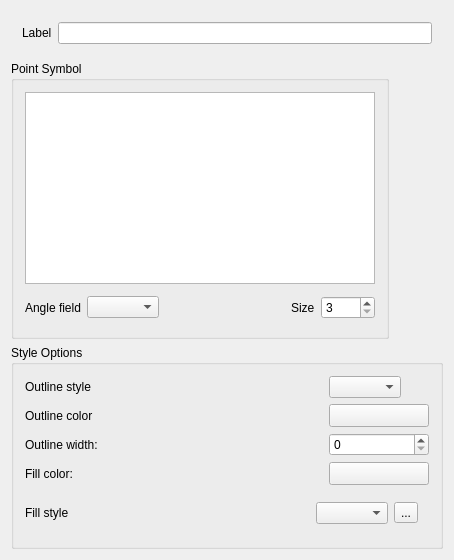
The window that branches/renderer/src/ui/qgssinglesymboldialogbase.ui (stopa85/Quantum-GIS) describes before a commit, drawn with Qt 5.
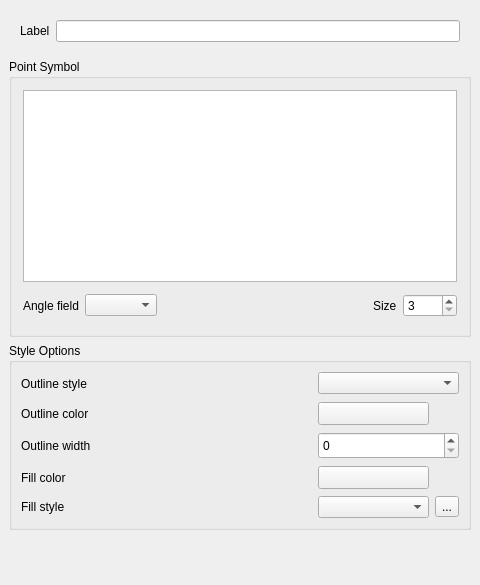
The same window after the commit. Custom widgets are drawn as their Qt base class.

Commit message: Cleanup to layout of single symbol renderer

What changed in the file:
```diff
--- a/branches/renderer/src/ui/qgssinglesymboldialogbase.ui
+++ b/branches/renderer/src/ui/qgssinglesymboldialogbase.ui
@@ -5,8 +5,8 @@
    <rect>
     <x>0</x>
     <y>0</y>
-    <width>395</width>
-    <height>506</height>
+    <width>480</width>
+    <height>585</height>
    </rect>
   </property>
   <property name="sizePolicy" >
@@ -22,11 +22,256 @@
   </property>
   <layout class="QGridLayout" >
    <property name="margin" >
-    <number>11</number>
+    <number>9</number>
    </property>
    <property name="spacing" >
     <number>6</number>
    </property>
+   <item row="2" column="0" >
+    <widget class="QGroupBox" name="groupBox_3" >
+     <property name="sizePolicy" >
+      <sizepolicy>
+       <hsizetype>7</hsizetype>
+       <vsizetype>0</vsizetype>
+       <horstretch>0</horstretch>
+       <verstretch>0</verstretch>
+      </sizepolicy>
+     </property>
+     <property name="title" >
+      <string>Style Options</string>
+     </property>
+     <layout class="QGridLayout" >
+      <property name="margin" >
+       <number>9</number>
+      </property>
+      <property name="spacing" >
+       <number>6</number>
+      </property>
+      <item row="4" column="3" >
+       <widget class="QToolButton" name="toolSelectTexture" >
+        <property name="text" >
+         <string>...</string>
+        </property>
+       </widget>
+      </item>
+      <item row="4" column="2" >
+       <widget class="QComboBox" name="cboFillStyle" />
+      </item>
+      <item row="0" column="0" >
+       <widget class="QLabel" name="outlinecolorlabel_2" >
+        <property name="text" >
+         <string>Outline style</string>
+        </property>
+        <property name="buddy" >
+         <cstring>cboOutlineStyle</cstring>
+        </property>
+       </widget>
+      </item>
+      <item row="1" column="0" >
+       <widget class="QLabel" name="outlinecolorlabel" >
+        <property name="text" >
+         <string>Outline color</string>
+        </property>
+        <property name="buddy" >
+         <cstring>btnOutlineColor</cstring>
+        </property>
+       </widget>
+      </item>
+      <item row="2" column="0" >
+       <widget class="QLabel" name="outlinewidthlabel" >
+        <property name="text" >
+         <string>Outline width</string>
+        </property>
+        <property name="buddy" >
+         <cstring>outlinewidthspinbox</cstring>
+        </property>
+       </widget>
+      </item>
+      <item row="3" column="0" >
+       <widget class="QLabel" name="fillcolorlabel" >
+        <property name="text" >
+         <string>Fill color</string>
+        </property>
+        <property name="buddy" >
+         <cstring>btnFillColor</cstring>
+        </property>
+       </widget>
+      </item>
+      <item row="4" column="0" >
+       <widget class="QLabel" name="fillcolorlabel_2" >
+        <property name="text" >
+         <string>Fill style</string>
+        </property>
+        <property name="buddy" >
+         <cstring>cboFillStyle</cstring>
+        </property>
+       </widget>
+      </item>
+      <item row="4" column="1" >
+       <spacer>
+        <property name="orientation" >
+         <enum>Qt::Horizontal</enum>
+        </property>
+        <property name="sizeHint" >
+         <size>
+          <width>40</width>
+          <height>20</height>
+         </size>
+        </property>
+       </spacer>
+      </item>
+      <item row="3" column="1" >
+       <spacer>
+        <property name="orientation" >
+         <enum>Qt::Horizontal</enum>
+        </property>
+        <property name="sizeType" >
+         <enum>QSizePolicy::Expanding</enum>
+        </property>
+        <property name="sizeHint" >
+         <size>
+          <width>221</width>
+          <height>25</height>
+         </size>
+        </property>
+       </spacer>
+      </item>
+      <item row="2" column="1" >
+       <spacer>
+        <property name="orientation" >
+         <enum>Qt::Horizontal</enum>
+        </property>
+        <property name="sizeType" >
+         <enum>QSizePolicy::Expanding</enum>
+        </property>
+        <property name="sizeHint" >
+         <size>
+          <width>191</width>
+          <height>27</height>
+         </size>
+        </property>
+       </spacer>
+      </item>
+      <item row="1" column="1" >
+       <spacer>
+        <property name="orientation" >
+         <enum>Qt::Horizontal</enum>
+        </property>
+        <property name="sizeType" >
+         <enum>QSizePolicy::Expanding</enum>
+        </property>
+        <property name="sizeHint" >
+         <size>
+          <width>191</width>
+          <height>25</height>
+         </size>
+        </property>
+       </spacer>
+      </item>
+      <item row="0" column="1" >
+       <spacer>
+        <property name="orientation" >
+         <enum>Qt::Horizontal</enum>
+        </property>
+        <property name="sizeHint" >
+         <size>
+          <width>191</width>
+          <height>23</height>
+         </size>
+        </property>
+       </spacer>
+      </item>
+      <item row="0" column="2" colspan="2" >
+       <widget class="QComboBox" name="cboOutlineStyle" >
+        <property name="sizePolicy" >
+         <sizepolicy>
+          <hsizetype>7</hsizetype>
+          <vsizetype>0</vsizetype>
+          <horstretch>0</horstretch>
+          <verstretch>0</verstretch>
+         </sizepolicy>
+        </property>
+       </widget>
+      </item>
+      <item row="1" column="2" >
+       <widget class="QgsColorButton" name="btnOutlineColor" >
+        <property name="sizePolicy" >
+         <sizepolicy>
+          <hsizetype>7</hsizetype>
+          <vsizetype>0</vsizetype>
+          <horstretch>0</horstretch>
+          <verstretch>0</verstretch>
+         </sizepolicy>
+        </property>
+        <property name="minimumSize" >
+         <size>
+          <width>100</width>
+          <height>0</height>
+         </size>
+        </property>
+        <property name="text" >
+         <string/>
+        </property>
+       </widget>
+      </item>
+      <item row="2" column="2" colspan="2" >
+       <widget class="QSpinBox" name="outlinewidthspinbox" >
+        <property name="sizePolicy" >
+         <sizepolicy>
+          <hsizetype>7</hsizetype>
+          <vsizetype>0</vsizetype>
+          <horstretch>0</horstretch>
+          <verstretch>0</verstretch>
+         </sizepolicy>
+        </property>
+        <property name="maximumSize" >
+         <size>
+          <width>99999</width>
+          <height>32767</height>
+         </size>
+        </property>
+        <property name="minimum" >
+         <number>0</number>
+        </property>
+       </widget>
+      </item>
+      <item row="3" column="2" >
+       <widget class="QgsColorButton" name="btnFillColor" >
+        <property name="sizePolicy" >
+         <sizepolicy>
+          <hsizetype>7</hsizetype>
+          <vsizetype>0</vsizetype>
+          <horstretch>0</horstretch>
+          <verstretch>0</verstretch>
+         </sizepolicy>
+        </property>
+        <property name="minimumSize" >
+         <size>
+          <width>100</width>
+          <height>0</height>
+         </size>
+        </property>
+        <property name="text" >
+         <string/>
+        </property>
+       </widget>
+      </item>
+     </layout>
+    </widget>
+   </item>
+   <item row="3" column="0" >
+    <spacer>
+     <property name="orientation" >
+      <enum>Qt::Vertical</enum>
+     </property>
+     <property name="sizeHint" >
+      <size>
+       <width>458</width>
+       <height>16</height>
+      </size>
+     </property>
+    </spacer>
+   </item>
    <item row="0" column="0" >
     <layout class="QHBoxLayout" >
      <property name="margin" >
@@ -67,7 +312,7 @@
     <widget class="QGroupBox" name="mGroupPoint" >
      <property name="sizePolicy" >
       <sizepolicy>
-       <hsizetype>0</hsizetype>
+       <hsizetype>7</hsizetype>
        <vsizetype>0</vsizetype>
        <horstretch>0</horstretch>
        <verstretch>0</verstretch>
@@ -112,7 +357,7 @@
         </property>
        </widget>
       </item>
-      <item row="1" column="1">
+      <item row="1" column="1" >
        <widget class="QComboBox" name="mAngleClassificationComboBox" >
         <property name="minimumSize" >
          <size>
@@ -167,261 +412,6 @@
      </layout>
     </widget>
    </item>
-   <item row="2" column="0" >
-    <widget class="QGroupBox" name="groupBox_3" >
-     <property name="sizePolicy" >
-      <sizepolicy>
-       <hsizetype>0</hsizetype>
-       <vsizetype>0</vsizetype>
-       <horstretch>0</horstretch>
-       <verstretch>0</verstretch>
-      </sizepolicy>
-     </property>
-     <property name="title" >
-      <string>Style Options</string>
-     </property>
-     <layout class="QGridLayout" >
-      <property name="margin" >
-       <number>11</number>
-      </property>
-      <property name="spacing" >
-       <number>6</number>
-      </property>
-      <item row="0" column="0" colspan="2" >
-       <widget class="QLabel" name="outlinecolorlabel_2" >
-        <property name="text" >
-         <string>Outline style</string>
-        </property>
-        <property name="buddy" >
-         <cstring>btnOutlineColor</cstring>
-        </property>
-       </widget>
-      </item>
-      <item row="0" column="2" colspan="2" >
-       <spacer>
-        <property name="orientation" >
-         <enum>Qt::Horizontal</enum>
-        </property>
-        <property name="sizeHint" >
-         <size>
-          <width>161</width>
-          <height>20</height>
-         </size>
-        </property>
-       </spacer>
-      </item>
-      <item row="0" column="4" >
-       <widget class="QComboBox" name="cboOutlineStyle" >
-        <property name="sizePolicy" >
-         <sizepolicy>
-          <hsizetype>0</hsizetype>
-          <vsizetype>0</vsizetype>
-          <horstretch>0</horstretch>
-          <verstretch>0</verstretch>
-         </sizepolicy>
-        </property>
-       </widget>
-      </item>
-      <item row="1" column="0" colspan="2" >
-       <widget class="QLabel" name="outlinecolorlabel" >
-        <property name="text" >
-         <string>Outline color</string>
-        </property>
-        <property name="buddy" >
-         <cstring>btnOutlineColor</cstring>
-        </property>
-       </widget>
-      </item>
-      <item row="1" column="2" colspan="2" >
-       <spacer>
-        <property name="orientation" >
-         <enum>Qt::Horizontal</enum>
-        </property>
-        <property name="sizeType" >
-         <enum>QSizePolicy::Expanding</enum>
-        </property>
-        <property name="sizeHint" >
-         <size>
-          <width>116</width>
-          <height>16</height>
-         </size>
-        </property>
-       </spacer>
-      </item>
-      <item row="1" column="4" >
-       <widget class="QgsColorButton" name="btnOutlineColor" >
-        <property name="sizePolicy" >
-         <sizepolicy>
-          <hsizetype>0</hsizetype>
-          <vsizetype>0</vsizetype>
-          <horstretch>0</horstretch>
-          <verstretch>0</verstretch>
-         </sizepolicy>
-        </property>
-        <property name="minimumSize" >
-         <size>
-          <width>100</width>
-          <height>0</height>
-         </size>
-        </property>
-        <property name="text" >
-         <string/>
-        </property>
-       </widget>
-      </item>
-      <item row="2" column="0" colspan="2" >
-       <widget class="QLabel" name="outlinewidthlabel" >
-        <property name="text" >
-         <string>Outline width:</string>
-        </property>
-        <property name="buddy" >
-         <cstring>outlinewidthspinbox</cstring>
-        </property>
-       </widget>
-      </item>
-      <item row="2" column="2" colspan="2" >
-       <spacer>
-        <property name="orientation" >
-         <enum>Qt::Horizontal</enum>
-        </property>
-        <property name="sizeType" >
-         <enum>QSizePolicy::Expanding</enum>
-        </property>
-        <property name="sizeHint" >
-         <size>
-          <width>201</width>
-          <height>16</height>
-         </size>
-        </property>
-       </spacer>
-      </item>
-      <item row="2" column="4" >
-       <widget class="QSpinBox" name="outlinewidthspinbox" >
-        <property name="sizePolicy" >
-         <sizepolicy>
-          <hsizetype>0</hsizetype>
-          <vsizetype>0</vsizetype>
-          <horstretch>0</horstretch>
-          <verstretch>0</verstretch>
-         </sizepolicy>
-        </property>
-        <property name="maximumSize" >
-         <size>
-          <width>99999</width>
-          <height>32767</height>
-         </size>
-        </property>
-        <property name="minimum" >
-         <number>0</number>
-        </property>
-       </widget>
-      </item>
-      <item row="3" column="0" >
-       <widget class="QLabel" name="fillcolorlabel" >
-        <property name="text" >
-         <string>Fill color:</string>
-        </property>
-        <property name="buddy" >
-         <cstring>btnFillColor</cstring>
-        </property>
-       </widget>
-      </item>
-      <item row="3" column="1" colspan="3" >
-       <spacer>
-        <property name="orientation" >
-         <enum>Qt::Horizontal</enum>
-        </property>
-        <property name="sizeType" >
-         <enum>QSizePolicy::Expanding</enum>
-        </property>
-        <property name="sizeHint" >
-         <size>
-          <width>138</width>
-          <height>16</height>
-         </size>
-        </property>
-       </spacer>
-      </item>
-      <item row="3" column="4" >
-       <widget class="QgsColorButton" name="btnFillColor" >
-        <property name="sizePolicy" >
-         <sizepolicy>
-          <hsizetype>0</hsizetype>
-          <vsizetype>0</vsizetype>
-          <horstretch>0</horstretch>
-          <verstretch>0</verstretch>
-         </sizepolicy>
-        </property>
-        <property name="minimumSize" >
-         <size>
-          <width>100</width>
-          <height>0</height>
-         </size>
-        </property>
-        <property name="text" >
-         <string/>
-        </property>
-       </widget>
-      </item>
-      <item row="4" column="0" >
-       <widget class="QLabel" name="fillcolorlabel_2" >
-        <property name="text" >
-         <string>Fill style</string>
-        </property>
-        <property name="buddy" >
-         <cstring>btnFillColor</cstring>
-        </property>
-       </widget>
-      </item>
-      <item row="4" column="2" >
-       <spacer>
-        <property name="orientation" >
-         <enum>Qt::Horizontal</enum>
-        </property>
-        <property name="sizeHint" >
-         <size>
-          <width>40</width>
-          <height>20</height>
-         </size>
-        </property>
-       </spacer>
-      </item>
-      <item row="4" column="3" colspan="2" >
-       <layout class="QHBoxLayout" >
-        <property name="margin" >
-         <number>11</number>
-        </property>
-        <property name="spacing" >
-         <number>6</number>
-        </property>
-        <item>
-         <widget class="QComboBox" name="cboFillStyle" />
-        </item>
-        <item>
-         <widget class="QToolButton" name="toolSelectTexture" >
-          <property name="text" >
-           <string>...</string>
-          </property>
-         </widget>
-        </item>
-       </layout>
-      </item>
-     </layout>
-    </widget>
-   </item>
-   <item row="3" column="0" >
-    <spacer>
-     <property name="orientation" >
-      <enum>Qt::Vertical</enum>
-     </property>
-     <property name="sizeHint" >
-      <size>
-       <width>20</width>
-       <height>21</height>
-      </size>
-     </property>
-    </spacer>
-   </item>
   </layout>
  </widget>
  <layoutdefault spacing="6" margin="11" />
```
Left out of the diff: 5 changed lines with no effect on the pictures.
